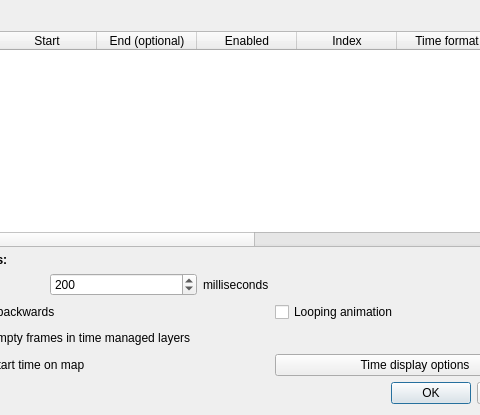
The window that options.ui (anitagraser/TimeManager) describes before a commit, drawn with Qt 5; both pictures show x 115 to 595 and y 0 to 415 of the 769 by 415 pixel window.
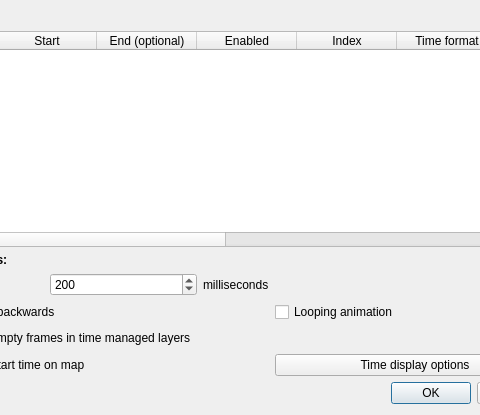
The same window after the commit.

Commit message: Made ui for feature accumulation

Diff of the .ui file:
```diff
--- a/options.ui
+++ b/options.ui
@@ -52,7 +52,7 @@
         </size>
        </property>
        <property name="columnCount">
-        <number>11</number>
+        <number>12</number>
        </property>
        <column>
         <property name="text">
@@ -109,6 +109,11 @@
          <string>Ignore for detect empty</string>
         </property>
        </column>
+       <column>
+        <property name="text">
+         <string>Accumulate features</string>
+        </property>
+       </column>
       </widget>
      </item>
      <item row="0" column="0">
```
The commit also changes 3 other files.
